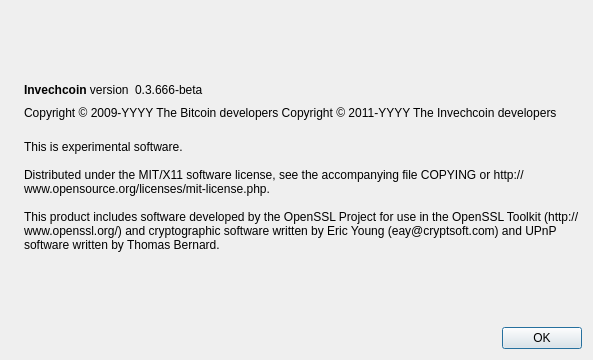
Before: the Qt Designer form src/qt/forms/aboutdialog.ui in invechgroup/Invechcoin, drawn with Qt 5.
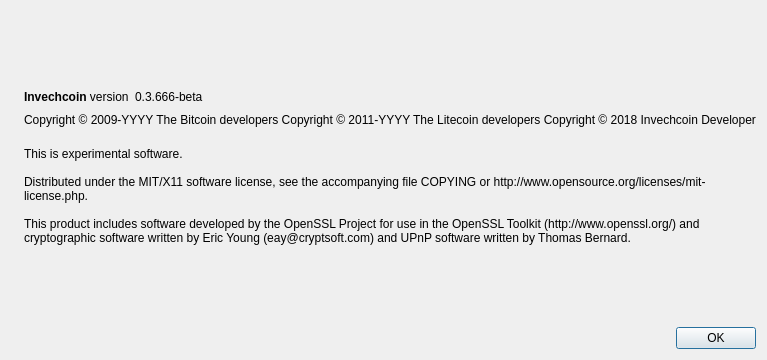
After: the same form once the commit is applied. Icons and pictures are not drawn.

```diff
--- a/src/qt/forms/aboutdialog.ui
+++ b/src/qt/forms/aboutdialog.ui
@@ -92,7 +92,8 @@
        </property>
        <property name="text">
         <string notr="true">Copyright &amp;copy; 2009-YYYY The Bitcoin developers
-Copyright &amp;copy; 2011-YYYY The Invechcoin developers</string>
+Copyright &amp;copy; 2011-YYYY The Litecoin developers
+Copyright &amp;copy; 2018 Invechcoin Developer</string>
        </property>
        <property name="textFormat">
         <enum>Qt::RichText</enum>
```
